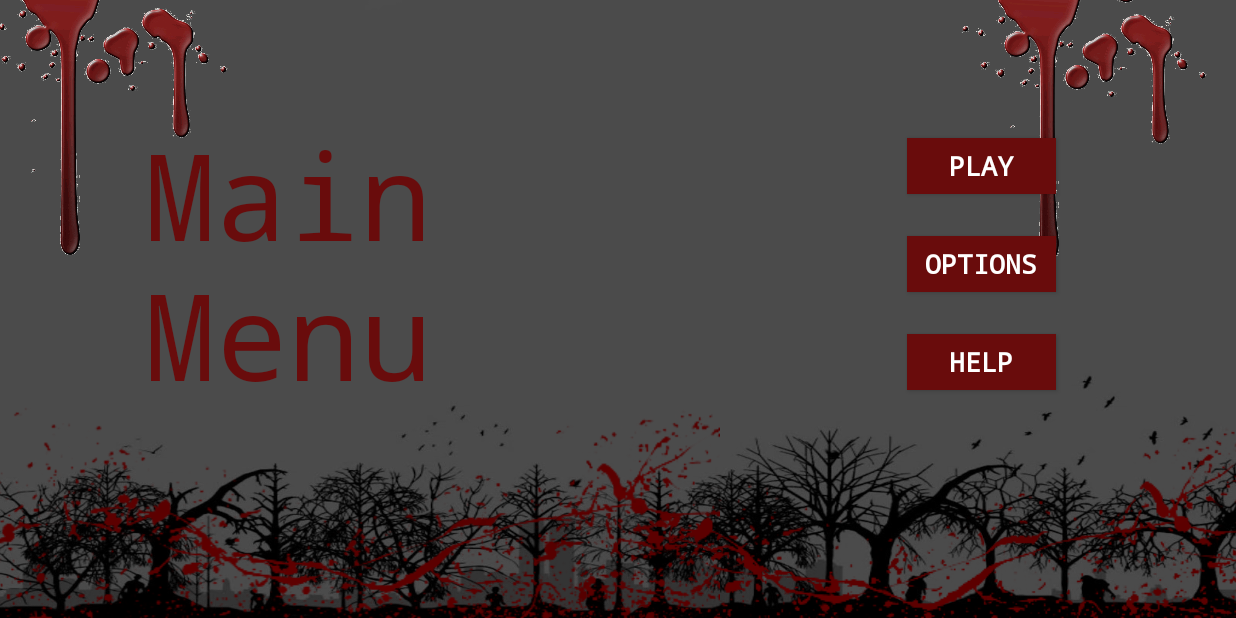
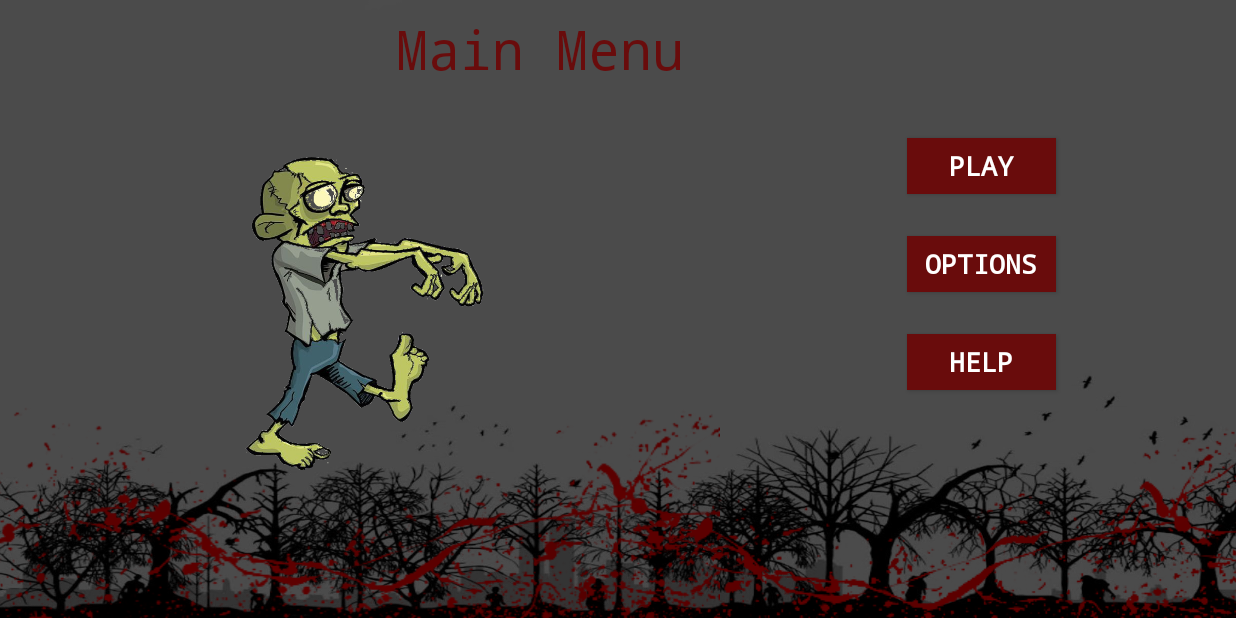
Before and after one commit to ramneetbrar/ZombieSeeker, an Android app: the MainActivity screen opened directly, with no data from a screen before it, on a phone screen of 824 x 412 dp (held sideways). Run offline under Robolectric (Android 15) with nearby library versions, the light colour scheme and no system bars.

Commit message:
Updated main screen and app still crashes at "play"

```diff
--- a/app/src/main/java/com/ramneet/zombieseeker/GameLogic.java
+++ b/app/src/main/java/com/ramneet/zombieseeker/GameLogic.java
@@ -1,4 +1,6 @@
 package com.ramneet.zombieseeker;
+
+import java.util.ArrayList;
 
 public class GameLogic {
 
@@ -19,19 +21,26 @@ public class GameLogic {
         this.column = column;
         this.gameBoard = new Cell[row][column];
         this.totalZombies = totalZombies;
+        //initializeGameBoard(row, column, totalZombies);
     }
 
     public Cell[][] getGameBoard() {
         return gameBoard;
     }
 
-    public void initializeGameBoard(){
+    public void initializeGameBoard(int row, int column, int totalZombies){
         for (int i = 0; i < row; i++) {
             for (int j = 0; j < column; j++) {
                 insertCellInGameBoard(new Cell(i, j, false, false, false, 0));
             }
         }
         currentZombiesCounter = 0;
+    }
+
+    public void setupZombies() {
+        ArrayList<Cell> zombies = new ArrayList<>();
+        Zombie zombie = new Zombie(zombies);
+        zombie.initializeZombies(row, column, totalZombies, gameBoard);
     }
 
     public void updateUserInputInGameBoard(Cell userInput){
--- a/app/src/main/java/com/ramneet/zombieseeker/GameScreen.java
+++ b/app/src/main/java/com/ramneet/zombieseeker/GameScreen.java
@@ -15,6 +15,7 @@ import android.widget.TableRow;
 import android.widget.Toast;
 
 import java.util.ArrayList;
+import java.util.Random;
 
 public class GameScreen extends AppCompatActivity {
 
@@ -39,6 +40,8 @@ public class GameScreen extends AppCompatActivity {
         setContentView(R.layout.activity_game_screen);
 
         gameLogic = new GameLogic(NUM_ROWS, NUM_COLS, NUM_ZOMBIES);
+        gameLogic.initializeGameBoard(NUM_ROWS, NUM_COLS, NUM_ZOMBIES);
+        //gameLogic.setupZombies();
         populateButtons();
 
     }
@@ -91,7 +94,7 @@ public class GameScreen extends AppCompatActivity {
         Button button = buttons[row][col];
 
 
-        Cell cell = new Cell(row, col, false, false, false, 0);
+        Cell cell = gameLogic.getCellFromGameBoard(row,col);
         if (cell.hasZombie() && !cell.isClicked()) {
             button.setBackgroundResource(R.drawable.zombie_walking);
             gameLogic.updateScans(cell);
@@ -105,4 +108,5 @@ public class GameScreen extends AppCompatActivity {
     }
 
 
+
 }
--- a/app/src/main/java/com/ramneet/zombieseeker/Zombie.java
+++ b/app/src/main/java/com/ramneet/zombieseeker/Zombie.java
@@ -5,7 +5,11 @@ import java.util.Random;
 
 public class Zombie {
 
-    private ArrayList<Cell> zombies = new ArrayList<>();
+    private ArrayList<Cell> zombies;
+
+    public Zombie(ArrayList<Cell> zombies) {
+        this.zombies = zombies;
+    }
 
     public void inputZombies(Cell gameBoard[][]){
         for (Cell zombie : zombies) {
@@ -13,7 +17,7 @@ public class Zombie {
         }
     }
 
-    public void initializeZombies(int numberOfZombies, int row, int column) {
+    public void initializeZombies(int row, int column, int numberOfZombies, Cell gameBoard[][]) {
         zombies.clear(); //to make sure that we're not fucking up by inputting new zombies in an old array
         int zombieCounter = 0;
         while (zombieCounter != numberOfZombies) {
@@ -25,6 +29,7 @@ public class Zombie {
                 zombieCounter++;
             }
         }
+        inputZombies(gameBoard);
     }
 
     public ArrayList<Cell> getZombies() {
--- a/app/src/main/res/layout/activity_main.xml
+++ b/app/src/main/res/layout/activity_main.xml
@@ -36,14 +36,14 @@
         android:id="@+id/gameDescription"
         android:layout_width="wrap_content"
         android:layout_height="wrap_content"
-        android:layout_marginStart="96dp"
-        android:layout_marginLeft="96dp"
-        android:layout_marginTop="76dp"
-        android:text="Main \nMenu"
+        android:layout_marginStart="264dp"
+        android:layout_marginLeft="264dp"
+        android:layout_marginTop="8dp"
+        android:text="Main Menu"
         android:textColor="#690C0C"
         android:textColorLink="#00800707"
+        android:textSize="36sp"
         android:typeface="monospace"
-        android:textSize="80sp"
         app:layout_constraintStart_toStartOf="parent"
         app:layout_constraintTop_toTopOf="parent" />
 
@@ -96,25 +96,15 @@
         app:layout_constraintTop_toBottomOf="@+id/playButton" />
 
     <ImageView
-        android:id="@+id/imageView4"
-        android:layout_width="469dp"
-        android:layout_height="232dp"
-        android:layout_marginEnd="184dp"
-        android:layout_marginRight="184dp"
-        android:layout_marginBottom="48dp"
-        app:layout_constraintBottom_toTopOf="@+id/bloodSplatter2"
-        app:layout_constraintEnd_toStartOf="@+id/imageView5"
-        app:srcCompat="@drawable/spot_blood_drip" />
+        android:id="@+id/imageView11"
+        android:layout_width="434dp"
+        android:layout_height="247dp"
+        android:layout_marginStart="28dp"
+        android:layout_marginLeft="28dp"
+        android:layout_marginBottom="80dp"
+        app:layout_constraintBottom_toBottomOf="parent"
+        app:layout_constraintStart_toStartOf="parent"
+        app:srcCompat="@drawable/zombie_walking" />
 
-    <ImageView
-        android:id="@+id/imageView5"
-        android:layout_width="469dp"
-        android:layout_height="232dp"
-        android:layout_marginStart="152dp"
-        android:layout_marginLeft="152dp"
-        android:layout_marginBottom="56dp"
-        app:layout_constraintBottom_toTopOf="@+id/bloodSplatter1"
-        app:layout_constraintStart_toEndOf="@+id/gameDescription"
-        app:srcCompat="@drawable/spot_blood_drip" />
 
 </androidx.constraintlayout.widget.ConstraintLayout>
```
